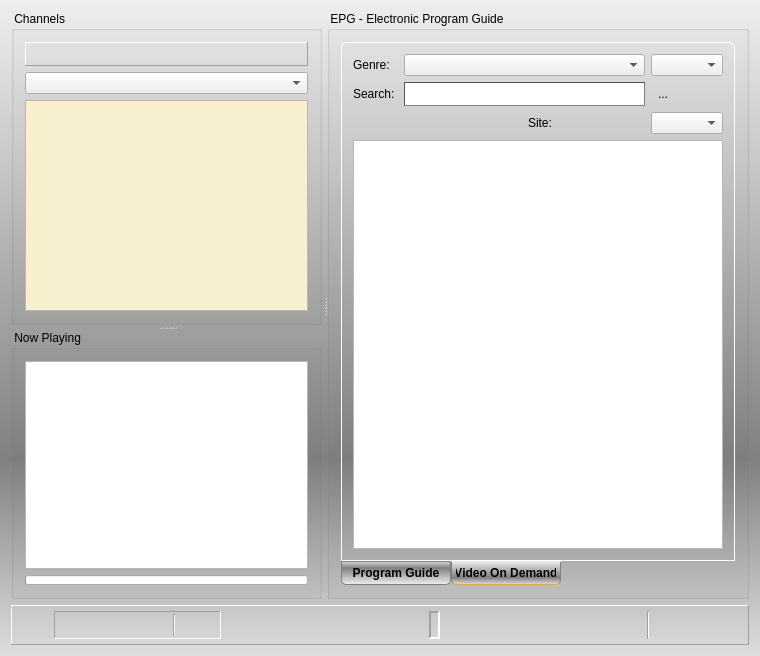
This is forms/recorder.ui in code-google-com/vlc-record as Qt 5 draws it before an edit. The edited form follows.
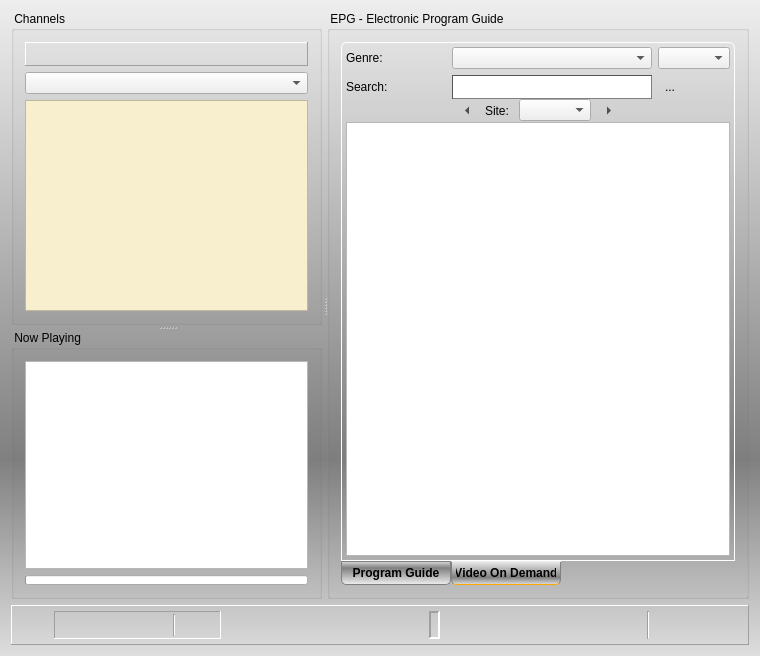
This is the edited form. The open tabs and pages were chosen to show the change. Icons and pictures are not drawn. Custom widgets are drawn as their Qt base class.

Commit message: - site navi working

Diff of the .ui file:
```diff
--- a/forms/recorder.ui
+++ b/forms/recorder.ui
@@ -603,9 +603,15 @@
           <attribute name="title">
            <string>Video On Demand</string>
           </attribute>
-          <layout class="QVBoxLayout" name="verticalLayout_7">
+          <layout class="QVBoxLayout" name="verticalLayout_7" stretch="0,0,10">
+           <property name="spacing">
+            <number>0</number>
+           </property>
+           <property name="margin">
+            <number>4</number>
+           </property>
            <item>
-            <layout class="QGridLayout" name="gridLayout" columnstretch="0,10,10,0">
+            <layout class="QGridLayout" name="gridLayout" columnstretch="0,0,0,0">
              <item row="0" column="0">
               <widget class="QLabel" name="labGenre">
                <property name="text">
@@ -673,16 +679,72 @@
              <item row="0" column="3">
               <widget class="QComboBox" name="cbxLastOrBest"/>
              </item>
-             <item row="2" column="3">
-              <widget class="QComboBox" name="cbxSites"/>
+            </layout>
+           </item>
+           <item>
+            <layout class="QHBoxLayout" name="hLayoutSiteNavi">
+             <item>
+              <spacer name="horizontalSpacer_5">
+               <property name="orientation">
+                <enum>Qt::Horizontal</enum>
+               </property>
+               <property name="sizeHint" stdset="0">
+                <size>
+                 <width>40</width>
+                 <height>20</height>
+                </size>
+               </property>
+              </spacer>
              </item>
-             <item row="2" column="2">
+             <item>
+              <widget class="QToolButton" name="btnPrevSite">
+               <property name="text">
+                <string>...</string>
+               </property>
+               <property name="autoRaise">
+                <bool>true</bool>
+               </property>
+               <property name="arrowType">
+                <enum>Qt::LeftArrow</enum>
+               </property>
+              </widget>
+             </item>
+             <item>
               <widget class="QLabel" name="label">
                <property name="text">
                 <string>Site: </string>
                </property>
               </widget>
              </item>
+             <item>
+              <widget class="QComboBox" name="cbxSites"/>
+             </item>
+             <item>
+              <widget class="QToolButton" name="btnNextSite">
+               <property name="text">
+                <string>...</string>
+               </property>
+               <property name="autoRaise">
+                <bool>true</bool>
+               </property>
+               <property name="arrowType">
+                <enum>Qt::RightArrow</enum>
+               </property>
+              </widget>
+             </item>
+             <item>
+              <spacer name="horizontalSpacer_6">
+               <property name="orientation">
+                <enum>Qt::Horizontal</enum>
+               </property>
+               <property name="sizeHint" stdset="0">
+                <size>
+                 <width>40</width>
+                 <height>20</height>
+                </size>
+               </property>
+              </spacer>
+             </item>
             </layout>
            </item>
            <item>
```
The commit also changes 8 other files.
